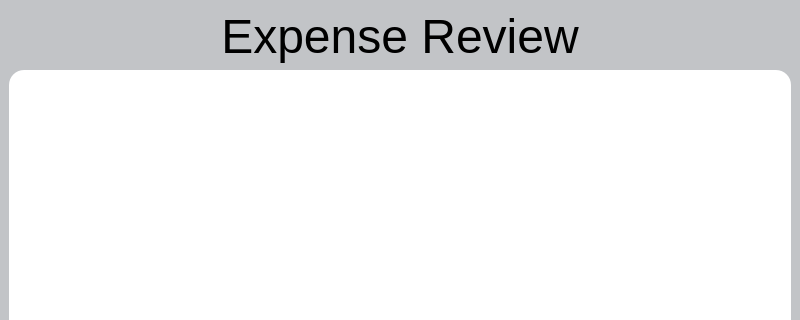
Old version of the form budgetwindow.ui in the repository Prasiddhi16/Drishya; both pictures show x 0 to 800 and y 0 to 320 of the 800 by 600 pixel window.
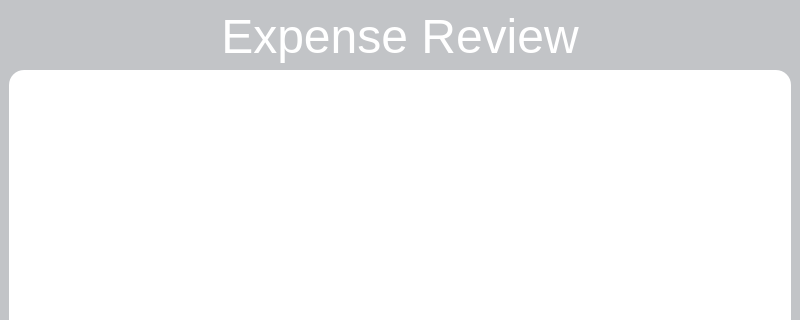
New version of the form.

What changed in the file:
```diff
--- a/budgetwindow.ui
+++ b/budgetwindow.ui
@@ -63,8 +63,11 @@
    <layout class="QVBoxLayout" name="verticalLayout">
     <item>
      <widget class="QLabel" name="label">
+      <property name="styleSheet">
+       <string notr="true">color: rgb(255, 255, 255);</string>
+      </property>
       <property name="text">
-       <string>&lt;html&gt;&lt;head/&gt;&lt;body&gt;&lt;p align=&quot;center&quot;&gt;&lt;span style=&quot; font-size:36pt; color:#000000;&quot;&gt;Expense Review&lt;/span&gt;&lt;/p&gt;&lt;/body&gt;&lt;/html&gt;</string>
+       <string>&lt;html&gt;&lt;head/&gt;&lt;body&gt;&lt;p align=&quot;center&quot;&gt;&lt;span style=&quot; font-size:36pt; color:#ffffff;&quot;&gt;Expense Review&lt;/span&gt;&lt;/p&gt;&lt;/body&gt;&lt;/html&gt;</string>
       </property>
      </widget>
     </item>
```
